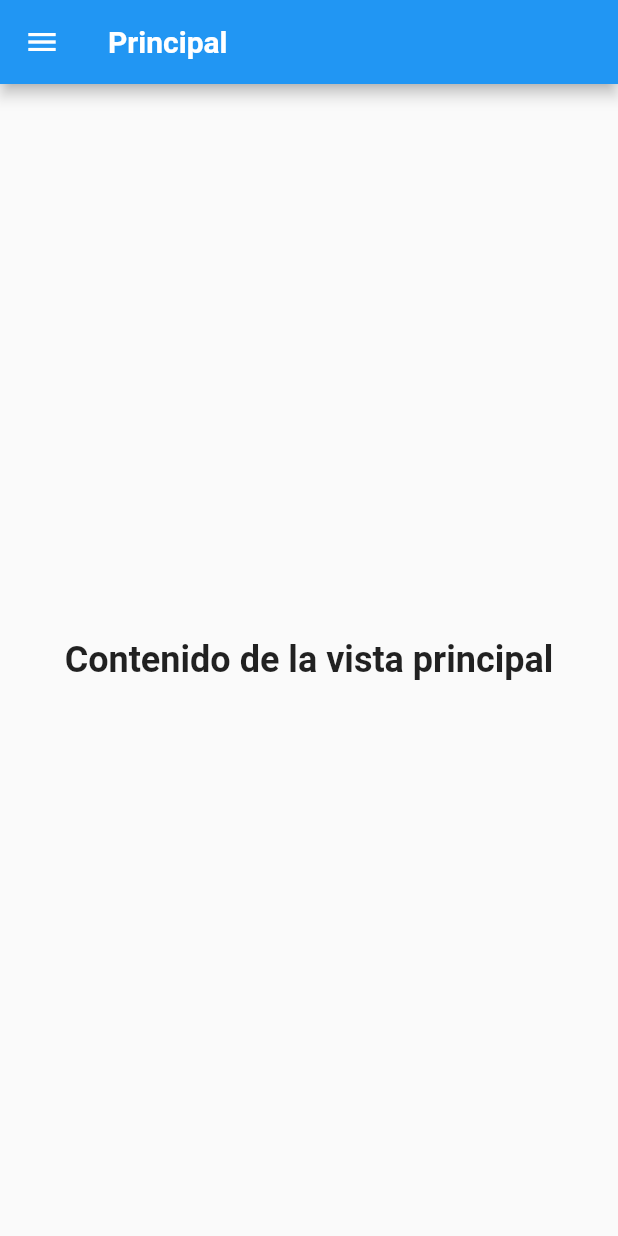
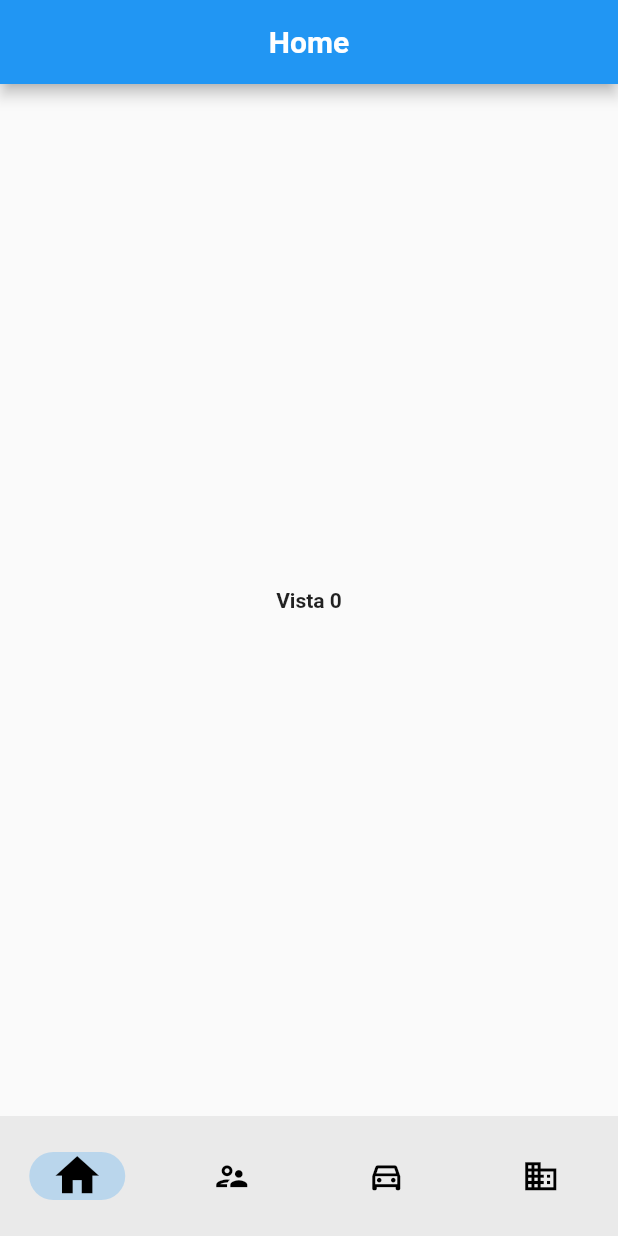
Before and after one commit to deep-skill/silver-express-app, a Flutter app: the screen it shows after launch, after a tap on "Comenzemos el Viaje", on a phone screen of 412 x 824 dp. Run offline on Flutter 3.47's test engine with Material 2 defaults, Android fonts, the phone set to English and light mode, and no system bars; our stand-ins replace flutter_custom_clippers, flutter_dotenv, flutter_vector_icons; missing offline and left inert: auth0_flutter.

Commit message:
Added Menu (#3)
Modified PrincipalScreen folder and widget name to HomeScreen
Createed Menu on Home Widge
Createed Menu on Home Widge

```diff
--- /dev/null
+++ b/lib/Screens/HomeScreen/home_screen.dart
@@ -0,0 +1,88 @@
+import 'package:flutter/material.dart';
+
+class Home extends StatefulWidget {
+  const Home({super.key});
+
+  @override
+  State<Home> createState() => _HomeState();
+}
+
+class _HomeState extends State<Home> {
+  int currentPageIndex = 0;
+  String appBarTitle = 'Home';
+
+  @override
+  Widget build(BuildContext context) {
+    Widget page;
+    switch (currentPageIndex) {
+      case 0:
+        page = const Text('Vista 0');
+        setState(() {
+          appBarTitle = 'Home';
+        });
+        break;
+      case 1:
+        page = const Text('vista 1');
+        setState(() {
+          appBarTitle = 'Usuarios';
+        });
+        break;
+      case 2:
+        page = const Text('vista 2');
+        setState(() {
+          appBarTitle = 'Viajes';
+        });
+        break;
+      case 3:
+        page = const Text('vista 3');
+        setState(() {
+          appBarTitle = 'Empresas';
+        });
+        break;
+      default:
+        throw UnimplementedError('no widget for $currentPageIndex');
+    }
+
+    return Scaffold(
+      appBar: AppBar(
+        title: Text(appBarTitle),
+        centerTitle: true,
+        automaticallyImplyLeading: false,
+      ),
+      bottomNavigationBar: NavigationBar(
+        labelBehavior: NavigationDestinationLabelBehavior.alwaysHide,
+        selectedIndex: currentPageIndex,
+        onDestinationSelected: (int index) {
+          setState(() {
+            currentPageIndex = index;
+          });
+        },
+        destinations: const <Widget>[
+          NavigationDestination(
+            selectedIcon: Icon(Icons.home, size: 35),
+            icon: Icon(Icons.home_outlined, size: 25),
+            label: 'Home',
+          ),
+          NavigationDestination(
+            selectedIcon: Icon(Icons.supervisor_account, size: 35),
+            icon: Icon(Icons.supervisor_account_outlined, size: 25),
+            label: 'Usuarios',
+          ),
+          NavigationDestination(
+            selectedIcon: Icon(Icons.directions_car, size: 35),
+            icon: Icon(Icons.directions_car_outlined, size: 25),
+            label: 'Viajes',
+          ),
+          NavigationDestination(
+            selectedIcon: Icon(Icons.business, size: 35),
+            icon: Icon(Icons.business_outlined, size: 25),
+            label: 'Empresas',
+          ),
+        ],
+      ),
+      body: Center(
+        child: page,
+      ),
+    );
+  }
+}
--- a/lib/Screens/LandingScreen/landing_screen.dart
+++ b/lib/Screens/LandingScreen/landing_screen.dart
@@ -1,7 +1,7 @@
 import 'package:flutter/material.dart';
 import 'package:flutter_custom_clippers/flutter_custom_clippers.dart';
 import 'package:flutter_vector_icons/flutter_vector_icons.dart';
-import 'package:silver_express_app/Screens/PrincipalScreen/principal_screen.dart';
+import 'package:silver_express_app/Screens/HomeScreen/home_screen.dart';
 
 class LandingScreen extends StatelessWidget {
   final Future<void> Function()? login;
@@ -64,7 +64,7 @@ class LandingScreen extends StatelessWidget {
                     Navigator.push(
                       context,
                       MaterialPageRoute(
-                          builder: (context) => const PrincipalScreen()),
+                          builder: (context) => const Home()),
                     );
                   },
                   child: const Text(
--- a/lib/Screens/PrincipalScreen/principal_screen.dart
+++ /dev/null
@@ -1,46 +0,0 @@
-import 'package:flutter/material.dart';
-import 'package:silver_express_app/Widgets/MenuDrawer/drawer_web.dart';
-
-import '../../Widgets/MenuDrawer/drawer_mobile.dart';
-
-class PrincipalScreen extends StatelessWidget {
-  const PrincipalScreen({super.key});
-
-  @override
-  Widget build(BuildContext context) {
-    final screenSize = MediaQuery.of(context).size;
-
-    return Scaffold(
-      appBar: AppBar(
-        title: const Text('Principal'),
-      ),
-      drawer: screenSize.width > 919
-          ? null
-          : const MobilMenu(selectedItem: 'Principal'),
-      body: Row(
-        mainAxisAlignment: MainAxisAlignment.center,
-        children: [
-          if (screenSize.width > 919) ...[
-            const Flexible(
-              flex: 1,
-              child: WebMenu(
-                selectedItem: 'Principal',
-              ),
-            ),
-          ],
-          const Flexible(
-            flex: 3,
-            child: SizedBox(
-              child: Center(
-                child: Text(
-                  'Contenido de la vista principal',
-                  style: TextStyle(fontSize: 24),
-                ),
-              ),
-            ),
-          ),
-        ],
-      ),
-    );
-  }
-}
--- a/lib/my_app.dart
+++ b/lib/my_app.dart
@@ -4,7 +4,7 @@ import 'package:flutter/foundation.dart';
 import 'package:flutter/material.dart';
 import 'package:flutter_dotenv/flutter_dotenv.dart';
 import 'package:silver_express_app/Screens/LandingScreen/landing_screen.dart';
-import 'package:silver_express_app/Screens/PrincipalScreen/principal_screen.dart';
+import 'package:silver_express_app/Screens/HomeScreen/home_screen.dart';
 
 class MyApp extends StatefulWidget {
   final Auth0? auth0;
@@ -82,7 +82,7 @@ class _MyAppState extends State<MyApp> {
       initialRoute: '/',
       routes: {
         '/': (context) => LandingScreen(login: login),
-        '/principal': (context) => const PrincipalScreen()
+        '/principal': (context) => const Home()
       },
     );
   }
```
